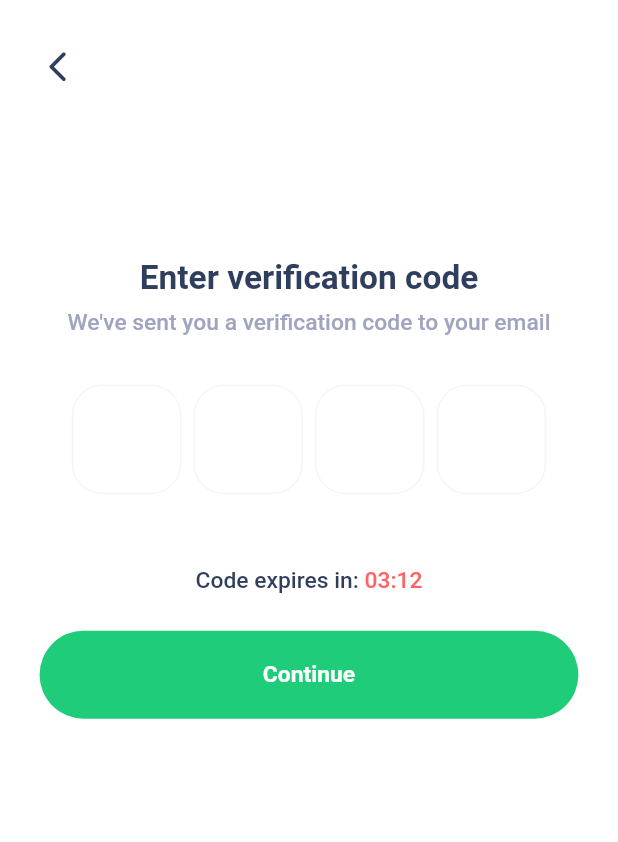
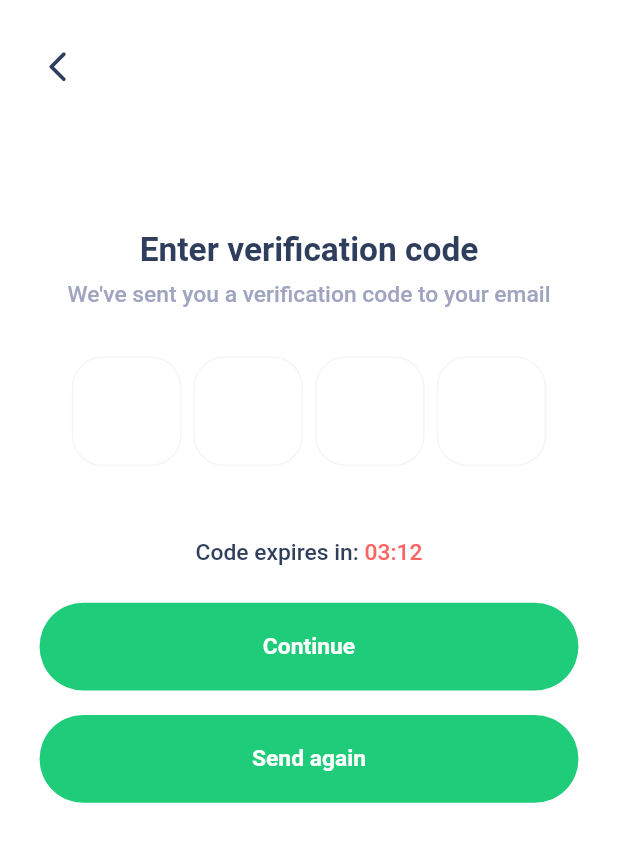
Before and after one commit to nayeemtby/chefio, a Flutter app: the PinVerifyScr screen opened directly, on a phone screen of 412 x 824 dp. Shown: the top 842 px of the screen. Run offline on Flutter 3.47's test engine with Material 2 defaults, Android fonts, the light colour scheme and no system bars; drawn by our look-alikes of pinput; our stand-ins replace flutter_screenutil.

Commit message:
Add missing button in Pin verification screen

```diff
--- a/lib/screens/verifycode.dart
+++ b/lib/screens/verifycode.dart
@@ -123,6 +123,13 @@ class _PinVerifyScrState extends State<PinVerifyScr> {
                             );
                           },
                         ),
+                        SizedBox(
+                          height: 16.h,
+                        ),
+                        BtnPrimary(
+                          txt: 'Send again',
+                          onTap: () {},
+                        ),
                       ],
                     ),
                     const SizedBox(),
```
